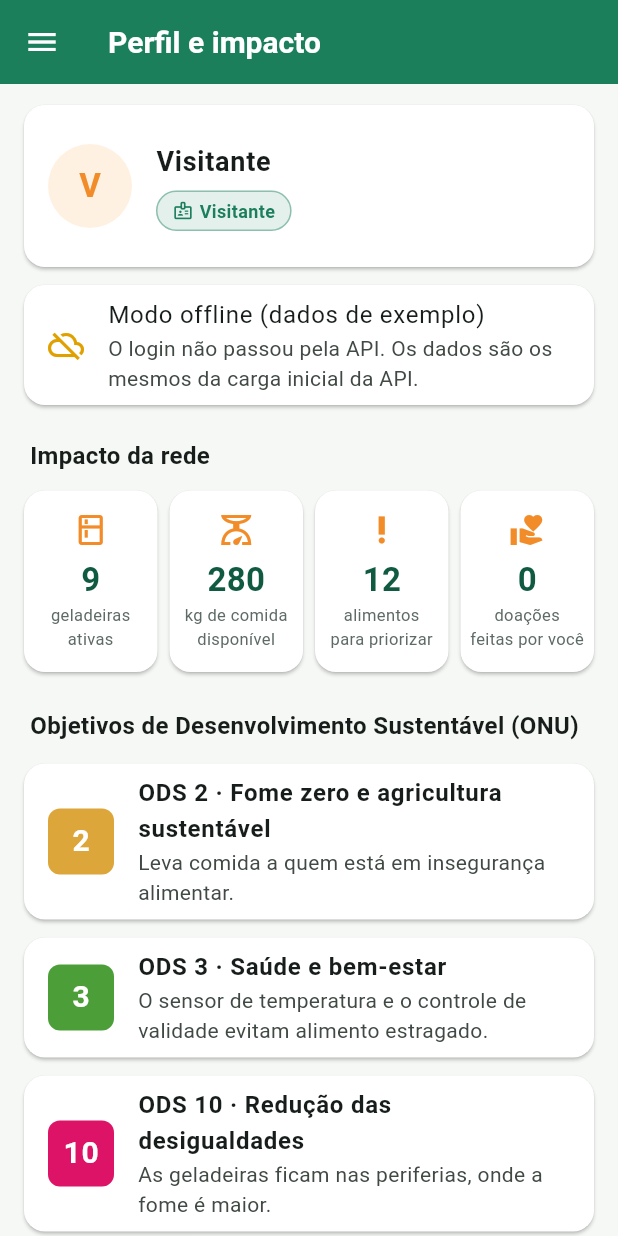
After one commit to Ruan-Ribeiro00/geladeira-solidaria-app, a Flutter app: the PerfilScreen screen opened by its route, on a phone screen of 412 x 824 dp. The commit adds this screen. Run offline on Flutter 3.47's test engine with Material 3 defaults, Android fonts, the phone set to English and light mode, and no system bars.

Commit message:
feat: telas de alertas e perfil com ODS e menu lateral

```diff
--- a/lib/main.dart
+++ b/lib/main.dart
@@ -1,9 +1,12 @@
 import 'package:flutter/material.dart';
 
+import 'screens/alertas_screen.dart';
 import 'screens/detalhe_geladeira_screen.dart';
 import 'screens/geladeiras_screen.dart';
 import 'screens/login_screen.dart';
 import 'screens/nova_doacao_screen.dart';
+import 'screens/perfil_screen.dart';
+import 'services/auth_service.dart';
 import 'tema.dart';
 
 void main() {
@@ -11,7 +14,9 @@ void main() {
 }
 
 class GeladeiraSolidariaApp extends StatelessWidget {
-  const GeladeiraSolidariaApp({super.key});
+  final AuthService? authService; // os testes trocam o serviço de login por um falso
+
+  const GeladeiraSolidariaApp({super.key, this.authService});
 
   @override
   Widget build(BuildContext context) {
@@ -21,10 +26,12 @@ class GeladeiraSolidariaApp extends StatelessWidget {
       theme: temaApp(),
       initialRoute: '/',
       routes: {
-        '/': (context) => const LoginScreen(),
+        '/': (context) => LoginScreen(authService: authService),
         '/geladeiras': (context) => const GeladeirasScreen(),
         '/detalhe': (context) => const DetalheGeladeiraScreen(), // recebe o id da geladeira
         '/doacao': (context) => const NovaDoacaoScreen(), // recebe o id da geladeira
+        '/alertas': (context) => const AlertasScreen(),
+        '/perfil': (context) => const PerfilScreen(),
       },
     );
   }
--- /dev/null
+++ b/lib/screens/perfil_screen.dart
@@ -0,0 +1,140 @@
+import 'package:flutter/material.dart';
+
+import '../data/repositorio.dart';
+import '../models/modelos.dart';
+import '../tema.dart';
+import '../widgets/componentes.dart';
+
+/// Tela 6 — Perfil, impacto da rede e os ODS que o projeto atende.
+class PerfilScreen extends StatelessWidget {
+  const PerfilScreen({super.key});
+
+  static const _ods = [
+    [2, 'Fome zero e agricultura sustentável', 'Leva comida a quem está em insegurança alimentar.', 0xFFDDA63A],
+    [3, 'Saúde e bem-estar', 'O sensor de temperatura e o controle de validade evitam alimento estragado.', 0xFF4C9F38],
+    [10, 'Redução das desigualdades', 'As geladeiras ficam nas periferias, onde a fome é maior.', 0xFFDD1367],
+    [11, 'Cidades e comunidades sustentáveis', 'Rede comunitária gerida por moradores e voluntários.', 0xFFFD9D24],
+    [12, 'Consumo e produção responsáveis', 'Comida que iria para o lixo vira doação.', 0xFFBF8B2E],
+  ];
+
+  @override
+  Widget build(BuildContext context) {
+    final repo = Repositorio.instancia;
+    final usuario = repo.usuario;
+    final ativas = repo.geladeiras.where((g) => g.status == StatusGeladeira.ativa).length;
+    final kg = repo.geladeiras.fold(0.0, (soma, g) => soma + repo.ocupacaoKg(g));
+    final emRisco = repo.doacoes
+        .where((d) => !d.retirada && repo.risco(d) != NivelRisco.ok)
+        .length;
+
+    return Scaffold(
+      appBar: AppBar(title: const Text('Perfil e impacto')),
+      drawer: const MenuLateral(rotaAtual: '/perfil'),
+      body: ListView(
+        padding: const EdgeInsets.symmetric(vertical: 8),
+        children: [
+          Card(
+            child: ListTile(
+              contentPadding: const EdgeInsets.all(16),
+              leading: CircleAvatar(
+                radius: 28,
+                backgroundColor: Cores.laranjaClaro,
+                child: Text(
+                  usuario.nome.isEmpty ? '?' : usuario.nome[0].toUpperCase(),
+                  style: const TextStyle(fontSize: 22, fontWeight: FontWeight.bold, color: Cores.laranja),
+                ),
+              ),
+              title: Text(usuario.nome, style: const TextStyle(fontSize: 18, fontWeight: FontWeight.bold)),
+              subtitle: Column(
+                crossAxisAlignment: CrossAxisAlignment.start,
+                children: [
+                  if (usuario.email.isNotEmpty) Text(usuario.email),
+                  const SizedBox(height: 6),
+                  Etiqueta(texto: nomePapel(usuario.papel), cor: Cores.verde, icone: Icons.badge_outlined),
+                ],
+              ),
+            ),
+          ),
+          Card(
+            child: ListTile(
+              leading: Icon(
+                repo.conectadoNaApi ? Icons.cloud_done_outlined : Icons.cloud_off_outlined,
+                color: repo.conectadoNaApi ? Cores.ok : Cores.atencao,
+              ),
+              title: Text(repo.conectadoNaApi ? 'Conectado à API Java' : 'Modo offline (dados de exemplo)'),
+              subtitle: Text(repo.conectadoNaApi
+                  ? '${repo.urlApi} · token JWT recebido'
+                  : 'O login não passou pela API. Os dados são os mesmos da carga inicial da API.'),
+            ),
+          ),
+          const Padding(
+            padding: EdgeInsets.fromLTRB(20, 16, 20, 8),
+            child: Text('Impacto da rede', style: TextStyle(fontSize: 16, fontWeight: FontWeight.bold)),
+          ),
+          Padding(
+            padding: const EdgeInsets.symmetric(horizontal: 12),
+            child: Row(
+              children: [
+                _numero('$ativas', 'geladeiras\nativas', Icons.kitchen_outlined),
+                _numero(kg.toStringAsFixed(0), 'kg de comida\ndisponível', Icons.scale_outlined),
+                _numero('$emRisco', 'alimentos\npara priorizar', Icons.priority_high),
+                _numero('${repo.doacoesNaSessao}', 'doações\nfeitas por você', Icons.volunteer_activism),
+              ],
+            ),
+          ),
+          const Padding(
+            padding: EdgeInsets.fromLTRB(20, 20, 20, 8),
+            child: Text('Objetivos de Desenvolvimento Sustentável (ONU)',
+                style: TextStyle(fontSize: 16, fontWeight: FontWeight.bold)),
+          ),
+          ..._ods.map((o) => Card(
+                child: ListTile(
+                  leading: Container(
+                    width: 44,
+                    height: 44,
+                    alignment: Alignment.center,
+                    decoration: BoxDecoration(
+                      color: Color(o[3] as int),
+                      borderRadius: BorderRadius.circular(8),
+                    ),
+                    child: Text('${o[0]}',
+                        style: const TextStyle(color: Colors.white, fontSize: 20, fontWeight: FontWeight.bold)),
+                  ),
+                  title: Text('ODS ${o[0]} · ${o[1]}', style: const TextStyle(fontWeight: FontWeight.w600)),
+                  subtitle: Text(o[2] as String),
+                ),
+              )),
+          const Padding(
+            padding: EdgeInsets.fromLTRB(20, 16, 20, 24),
+            child: Text(
+              'Geladeira Solidária Inteligente · Global Solution 2026/2 (CitizenTech) · FIAP\n'
+              'Ruan Ribeiro · RM 567693 · 2TDSPA',
+              textAlign: TextAlign.center,
+              style: TextStyle(color: Cores.textoSuave, fontSize: 12),
+            ),
+          ),
+        ],
+      ),
+    );
+  }
+
+  Widget _numero(String valor, String rotulo, IconData icone) {
+    return Expanded(
+      child: Card(
+        margin: const EdgeInsets.all(4),
+        child: Padding(
+          padding: const EdgeInsets.symmetric(vertical: 14, horizontal: 4),
+          child: Column(
+            children: [
+              Icon(icone, color: Cores.laranja),
+              const SizedBox(height: 6),
+              Text(valor,
+                  style: const TextStyle(fontSize: 22, fontWeight: FontWeight.bold, color: Cores.verdeEscuro)),
+              Text(rotulo, textAlign: TextAlign.center, style: const TextStyle(fontSize: 11, color: Cores.textoSuave)),
+            ],
+          ),
+        ),
+      ),
+    );
+  }
+}
```
Also changed, not shown: lib/screens/alertas_screen.dart (added, +167 -0 lines).
